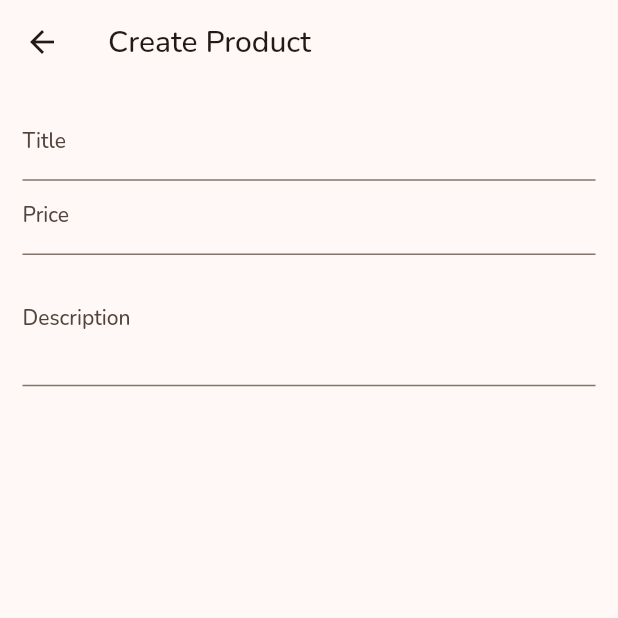
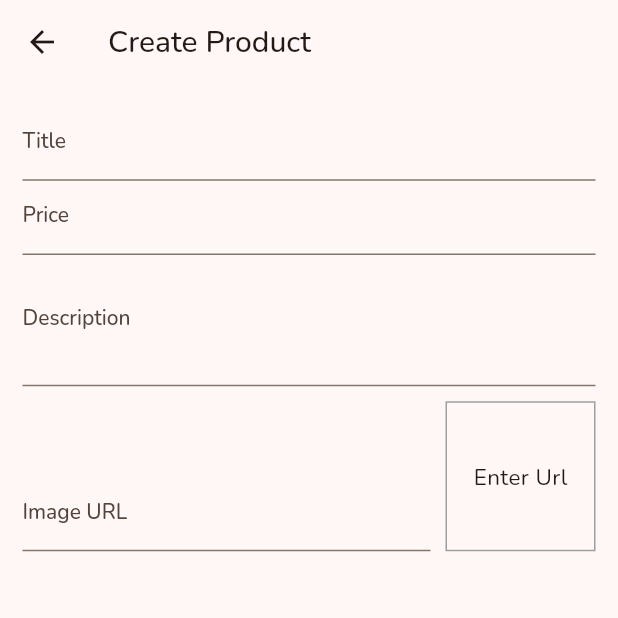
Before and after one commit to darcanj0/marketplace, a Flutter app: the ProductFormPage screen opened by its route, on a phone screen of 412 x 824 dp, the top half of it. Run offline on Flutter 3.47's test engine with Material 2 defaults, Android fonts, the phone set to English and light mode, and no system bars; our stand-ins replace badges, google_fonts; network calls fail.

Commit message:
feat: add image loader to input field

```diff
--- a/lib/pages/product_form.dart
+++ b/lib/pages/product_form.dart
@@ -10,13 +10,26 @@ class ProductFormPage extends StatefulWidget {
 class _ProductFormPageState extends State<ProductFormPage> {
   final FocusNode priceFocus = FocusNode();
   final FocusNode descriptionFocus = FocusNode();
+  final FocusNode imageUrlFocus = FocusNode();
+  final TextEditingController imageUrlController = TextEditingController();
+
+  @override
+  void initState() {
+    imageUrlFocus.addListener(loadImage);
+    super.initState();
+  }
 
   @override
   void dispose() {
     priceFocus.dispose();
     descriptionFocus.dispose();
+    imageUrlController.removeListener(loadImage);
+    imageUrlController.dispose();
+    imageUrlFocus.dispose();
     super.dispose();
   }
+
+  void loadImage() => setState(() {});
 
   @override
   Widget build(BuildContext context) {
@@ -51,6 +64,37 @@ class _ProductFormPageState extends State<ProductFormPage> {
               decoration: const InputDecoration(
                 labelText: 'Description',
               ),
+              onFieldSubmitted: (value) {
+                imageUrlFocus.requestFocus();
+              },
+            ),
+            Row(
+              crossAxisAlignment: CrossAxisAlignment.end,
+              children: [
+                Expanded(
+                  child: TextFormField(
+                    onTapOutside: (_) => loadImage(),
+                    controller: imageUrlController,
+                    focusNode: imageUrlFocus,
+                    keyboardType: TextInputType.url,
+                    textInputAction: TextInputAction.done,
+                    decoration: const InputDecoration(
+                      labelText: 'Image URL',
+                    ),
+                  ),
+                ),
+                Container(
+                  height: 100,
+                  width: 100,
+                  margin: const EdgeInsets.only(top: 10, left: 10),
+                  decoration:
+                      BoxDecoration(border: Border.all(color: Colors.grey)),
+                  alignment: Alignment.center,
+                  child: imageUrlController.text.isEmpty
+                      ? const Text('Enter Url')
+                      : Image.network(imageUrlController.text),
+                )
+              ],
             ),
           ],
         )),
```
